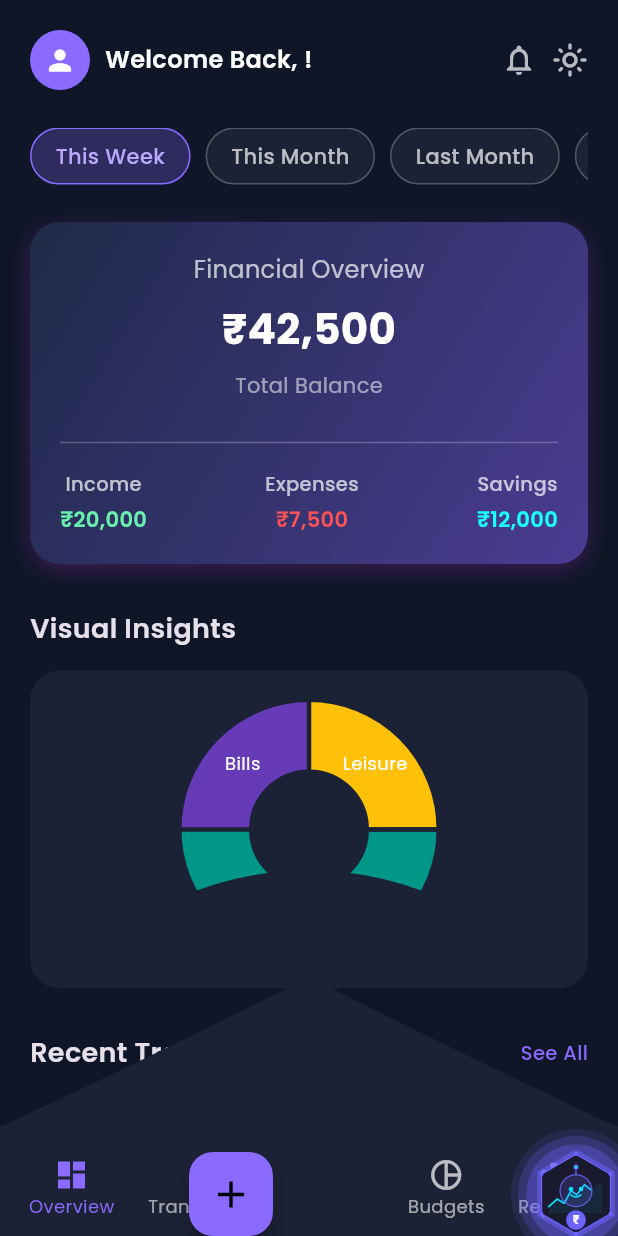
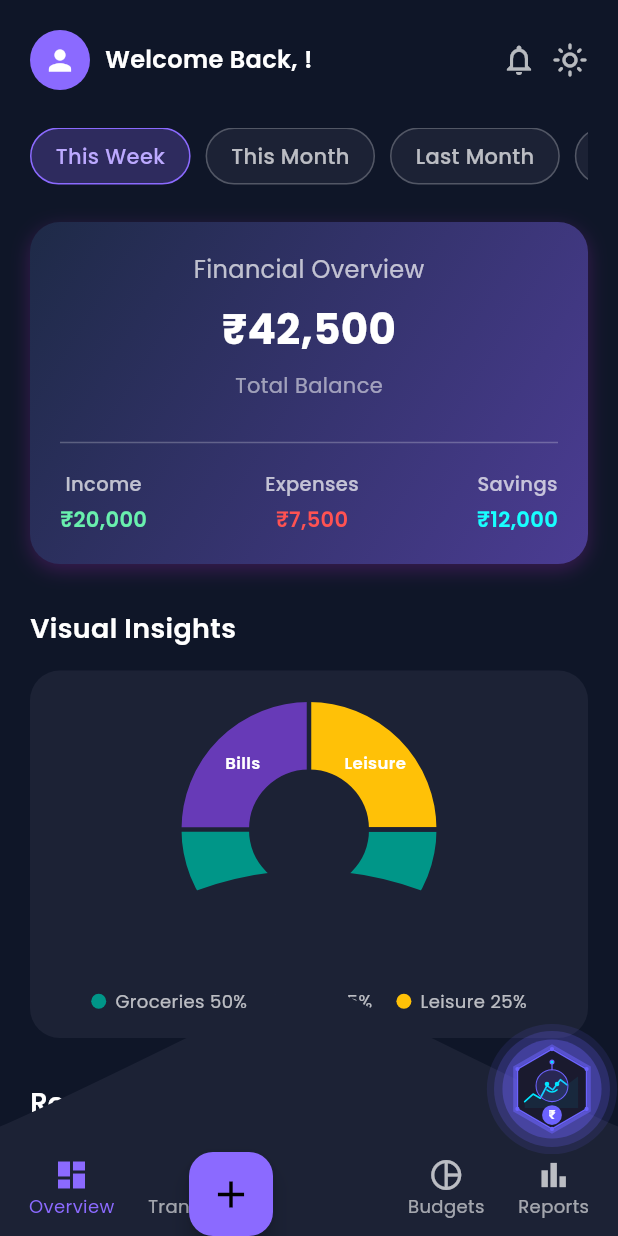
Before and after one commit to pawan0221/Findex---Finance-Tracker-App, a Flutter app: the DashboardPage screen opened by its route, on a phone screen of 412 x 824 dp. Run offline on Flutter 3.47's test engine with Material 3 defaults, Android fonts, the phone set to English and light mode, and no system bars; drawn by our look-alikes of fl_chart; our stand-ins replace firebase_auth, firebase_core, firebase_database, flutter_local_notifications, google_fonts, google_sign_in and 1 more; missing offline and left inert: dart:html; accounts and stored records are empty.

Commit message:
Fix AI FAB overlap + pie chart legend

```diff
--- a/lib/pages/dashboard_page.dart
+++ b/lib/pages/dashboard_page.dart
@@ -2,15 +2,16 @@ import 'package:flutter/material.dart';
 import 'package:fl_chart/fl_chart.dart';
 import 'package:google_fonts/google_fonts.dart';
 import 'package:firebase_auth/firebase_auth.dart';
+import '../models/transaction.dart';
 import '../main.dart';
 import '../widgets/app_transitions.dart';
+import '../widgets/findex_ai_logo.dart';
 import 'ai_assistant_page.dart';
 import 'add_transaction_sheet.dart';
 import 'transactions_page.dart';
 import 'budgets_page.dart';
 import 'reports_page.dart';
 import 'account_page.dart';
-import '../widgets/findex_ai_logo.dart';
 
 class DashboardPage extends StatefulWidget {
   const DashboardPage({super.key});
@@ -101,7 +102,10 @@ class _DashboardPageState extends State<DashboardPage> {
                         child: const CircleAvatar(radius: 20, backgroundColor: Color(0xFF8B6AFF), child: Icon(Icons.person, color: Colors.white, size: 22)),
                       ),
                       const SizedBox(width: 10),
-                      Text("Welcome Back, ${FirebaseAuth.instance.currentUser?.displayName?.split(' ').first ?? 'User'}!", style: GoogleFonts.poppins(fontSize: 16, fontWeight: FontWeight.w600, color: Colors.white)),
+                      Text(
+                        "Welcome Back, ${FirebaseAuth.instance.currentUser?.displayName?.split(' ').first ?? 'User'}!",
+                        style: GoogleFonts.poppins(fontSize: 16, fontWeight: FontWeight.w600, color: Colors.white),
+                      ),
                     ],
                   ),
                   Row(children: [
@@ -115,9 +119,7 @@ class _DashboardPageState extends State<DashboardPage> {
                       child: ValueListenableBuilder<ThemeMode>(
                         valueListenable: themeNotifier,
                         builder: (_, mode, __) => Icon(
-                          mode == ThemeMode.dark
-                              ? Icons.light_mode_outlined
-                              : Icons.dark_mode_outlined,
+                          mode == ThemeMode.dark ? Icons.light_mode_outlined : Icons.dark_mode_outlined,
                           color: Colors.white70,
                         ),
                       ),
@@ -152,7 +154,11 @@ class _DashboardPageState extends State<DashboardPage> {
                 padding: const EdgeInsets.all(20),
                 decoration: BoxDecoration(
                   borderRadius: BorderRadius.circular(20),
-                  gradient: const LinearGradient(colors: [Color(0xFF1E2A47), Color(0xFF4B3C93)], begin: Alignment.topLeft, end: Alignment.bottomRight),
+                  gradient: const LinearGradient(
+                    colors: [Color(0xFF1E2A47), Color(0xFF4B3C93)],
+                    begin: Alignment.topLeft,
+                    end: Alignment.bottomRight,
+                  ),
                   boxShadow: [BoxShadow(color: Colors.purple.withOpacity(0.3), blurRadius: 10, offset: const Offset(0, 4))],
                 ),
                 child: Column(
@@ -169,9 +175,9 @@ class _DashboardPageState extends State<DashboardPage> {
                     Row(
                       mainAxisAlignment: MainAxisAlignment.spaceBetween,
                       children: [
-                        _statItem("Income", data["income"], Colors.greenAccent),
+                        _statItem("Income",   data["income"],   Colors.greenAccent),
                         _statItem("Expenses", data["expenses"], Colors.redAccent),
-                        _statItem("Savings", data["savings"], Colors.cyanAccent),
+                        _statItem("Savings",  data["savings"],  Colors.cyanAccent),
                       ],
                     ),
                   ],
@@ -180,13 +186,15 @@ class _DashboardPageState extends State<DashboardPage> {
 
               const SizedBox(height: 30),
 
-              // PIE CHART
-              Text("Visual Insights", style: GoogleFonts.poppins(fontSize: 18, fontWeight: FontWeight.w600)),
+              // PIE CHART with legend
+              Text("Visual Insights", style: GoogleFonts.poppins(fontSize: 18, fontWeight: FontWeight.w600, color: Colors.white)),
               const SizedBox(height: 15),
               Container(
                 padding: const EdgeInsets.all(16),
                 decoration: BoxDecoration(color: const Color(0xFF1C2235), borderRadius: BorderRadius.circular(20)),
-                child: SizedBox(
+                child: Column(
+                  children: [
+                    SizedBox(
                       height: 180,
                       child: PieChart(
                         PieChartData(
@@ -198,13 +206,40 @@ class _DashboardPageState extends State<DashboardPage> {
                               PieChartSectionData(
                                 color: item["color"],
                                 value: item["value"].toDouble(),
-                            title: item["title"],
+                                // Only show title if slice is big enough
+                                title: item["value"] > 20 ? item["title"] : '',
                                 radius: 45,
-                            titleStyle: GoogleFonts.poppins(color: Colors.white, fontSize: 12),
+                                titleStyle: GoogleFonts.poppins(color: Colors.white, fontSize: 11, fontWeight: FontWeight.w600),
                               ),
                           ],
                         ),
                       ),
+                    ),
+                    const SizedBox(height: 16),
+                    // Legend
+                    Wrap(
+                      spacing: 16,
+                      runSpacing: 8,
+                      alignment: WrapAlignment.center,
+                      children: [
+                        for (var item in data["chart"])
+                          Row(mainAxisSize: MainAxisSize.min, children: [
+                            Container(
+                              width: 10, height: 10,
+                              decoration: BoxDecoration(
+                                color: item["color"],
+                                shape: BoxShape.circle,
+                              ),
+                            ),
+                            const SizedBox(width: 6),
+                            Text(
+                              '${item["title"]} ${item["value"]}%',
+                              style: GoogleFonts.poppins(color: Colors.white70, fontSize: 12),
+                            ),
+                          ]),
+                      ],
+                    ),
+                  ],
                 ),
               ),
 
@@ -214,7 +249,7 @@ class _DashboardPageState extends State<DashboardPage> {
               Row(
                 mainAxisAlignment: MainAxisAlignment.spaceBetween,
                 children: [
-                  Text("Recent Transactions", style: GoogleFonts.poppins(fontSize: 18, fontWeight: FontWeight.w600)),
+                  Text("Recent Transactions", style: GoogleFonts.poppins(fontSize: 18, fontWeight: FontWeight.w600, color: Colors.white)),
                   GestureDetector(
                     onTap: () => Navigator.push(context, SlidePageRoute(page: const TransactionsPage())),
                     child: Text("See All", style: GoogleFonts.poppins(fontSize: 13, color: const Color(0xFF8B6AFF), fontWeight: FontWeight.w500)),
@@ -223,10 +258,15 @@ class _DashboardPageState extends State<DashboardPage> {
               ),
               const SizedBox(height: 15),
               for (var tx in data["transactions"])
-                TransactionTile(title: tx["title"], date: tx["date"], amount: tx["amount"], isExpense: tx["isExpense"]),
+                TransactionTile(
+                  title: tx["title"],
+                  date: tx["date"],
+                  amount: tx["amount"],
+                  isExpense: tx["isExpense"],
+                ),
 
-              // Bottom padding so FABs don't overlap content
-              const SizedBox(height: 80),
+              // Extra bottom padding so FAB doesn't cover content
+              const SizedBox(height: 100),
             ],
           ),
         ),
@@ -242,17 +282,17 @@ class _DashboardPageState extends State<DashboardPage> {
         child: Row(
           mainAxisAlignment: MainAxisAlignment.spaceAround,
           children: [
-            BottomNavIcon(icon: Icons.dashboard,         label: "Overview",     isActive: _currentNavIndex == 0, onTap: () => setState(() => _currentNavIndex = 0)),
-            BottomNavIcon(icon: Icons.swap_horiz,        label: "Transactions", isActive: _currentNavIndex == 1, onTap: () {
+            BottomNavIcon(icon: Icons.dashboard,          label: "Overview",     isActive: _currentNavIndex == 0, onTap: () => setState(() => _currentNavIndex = 0)),
+            BottomNavIcon(icon: Icons.swap_horiz,         label: "Transactions", isActive: _currentNavIndex == 1, onTap: () {
               setState(() => _currentNavIndex = 1);
               Navigator.push(context, SlidePageRoute(page: const TransactionsPage()));
             }),
             const SizedBox(width: 48),
-            BottomNavIcon(icon: Icons.pie_chart_outline, label: "Budgets",      isActive: _currentNavIndex == 2, onTap: () {
+            BottomNavIcon(icon: Icons.pie_chart_outline,  label: "Budgets",      isActive: _currentNavIndex == 2, onTap: () {
               setState(() => _currentNavIndex = 2);
               Navigator.push(context, SlidePageRoute(page: const BudgetsPage()));
             }),
-            BottomNavIcon(icon: Icons.bar_chart_outlined, label: "Reports",     isActive: _currentNavIndex == 3, onTap: () {
+            BottomNavIcon(icon: Icons.bar_chart_outlined, label: "Reports",      isActive: _currentNavIndex == 3, onTap: () {
               setState(() => _currentNavIndex = 3);
               Navigator.push(context, SlidePageRoute(page: const ReportsPage()));
             }),
@@ -260,23 +300,24 @@ class _DashboardPageState extends State<DashboardPage> {
         ),
       ),
 
-      // ── ADD TRANSACTION FAB (centre) ──
+      // FABs
       floatingActionButton: Stack(
+        clipBehavior: Clip.none,
         children: [
-          // ── AI Assistant FAB (bottom right) ──
+          // ── AI Assistant FAB — above nav bar, bottom right ──
           Positioned(
-  bottom: 0,
-  right: 0,
+            bottom: 70,
+            right: 16,
             child: GestureDetector(
               onTap: () => Navigator.push(
                 context,
-      MaterialPageRoute(builder: (_) => AIAssistantPage()),
+                MaterialPageRoute(builder: (_) => const AIAssistantPage()),
               ),
-    child: const FindexAILogo(size: 56), // ← animated logo as FAB
+              child: const FindexAILogo(size: 56),
             ),
           ),
 
-          // ── Add Transaction FAB (centre notch) ──
+          // ── Add Transaction FAB — centre notch ──
           Positioned(
             bottom: 0,
             left: MediaQuery.of(context).size.width / 2 - 80,
@@ -323,7 +364,13 @@ class FilterButton extends StatelessWidget {
           borderRadius: BorderRadius.circular(20),
           border: Border.all(color: isActive ? const Color(0xFF8B6AFF) : Colors.white24),
         ),
-        child: Text(title, style: GoogleFonts.poppins(color: isActive ? const Color(0xFFBCA9FF) : Colors.white70, fontWeight: FontWeight.w500)),
+        child: Text(
+          title,
+          style: GoogleFonts.poppins(
+            color: isActive ? const Color(0xFFBCA9FF) : Colors.white70,
+            fontWeight: FontWeight.w500,
+          ),
+        ),
       ),
     );
   }
@@ -338,10 +385,16 @@ class TransactionTile extends StatelessWidget {
   @override
   Widget build(BuildContext context) {
     return ListTile(
-      leading: Icon(isExpense ? Icons.arrow_upward_rounded : Icons.arrow_downward_rounded, color: isExpense ? Colors.redAccent : Colors.greenAccent),
+      leading: Icon(
+        isExpense ? Icons.arrow_upward_rounded : Icons.arrow_downward_rounded,
+        color: isExpense ? Colors.redAccent : Colors.greenAccent,
+      ),
       title: Text(title, style: GoogleFonts.poppins(fontWeight: FontWeight.w500, color: Colors.white)),
       subtitle: Text(date, style: GoogleFonts.poppins(color: Colors.white54, fontSize: 12)),
-      trailing: Text(amount, style: GoogleFonts.poppins(color: isExpense ? Colors.redAccent : Colors.greenAccent, fontWeight: FontWeight.w600)),
+      trailing: Text(
+        amount,
+        style: GoogleFonts.poppins(color: isExpense ? Colors.redAccent : Colors.greenAccent, fontWeight: FontWeight.w600),
+      ),
     );
   }
 }
@@ -364,7 +417,10 @@ class BottomNavIcon extends StatelessWidget {
           mainAxisSize: MainAxisSize.min,
           children: [
             Icon(icon, color: isActive ? const Color(0xFF8B6AFF) : Colors.white70),
-            Text(label, style: GoogleFonts.poppins(fontSize: 12, color: isActive ? const Color(0xFF8B6AFF) : Colors.white60)),
+            Text(
+              label,
+              style: GoogleFonts.poppins(fontSize: 12, color: isActive ? const Color(0xFF8B6AFF) : Colors.white60),
+            ),
           ],
         ),
       ),
```
Also changed, not shown: 1 other file. Lines whose indentation alone changed are shown as unchanged.
